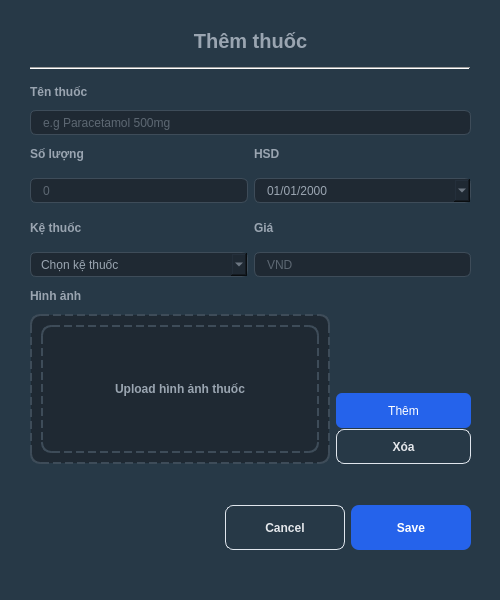
Des1r3d/KiThuatLapTrinhNhom3, file Ui Qt/them_thuoc_dark.ui: the form before one commit.
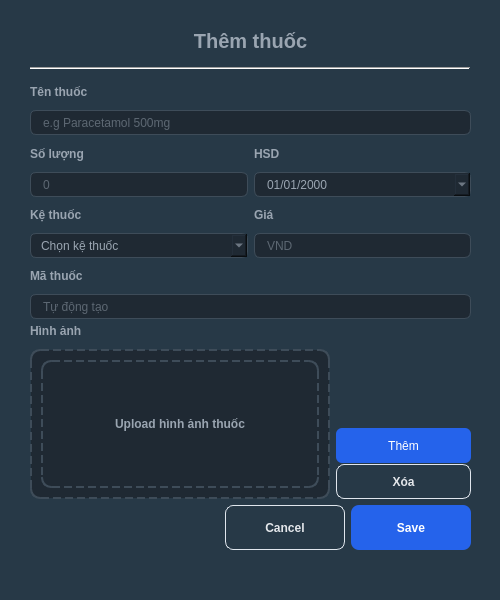
The form after the commit.

Commit message: feat: Implement core UI components, various dialogs, and dark theme support.

What changed in the file:
```diff
--- a/Ui Qt/them_thuoc_dark.ui
+++ b/Ui Qt/them_thuoc_dark.ui
@@ -252,6 +252,40 @@
           </property>
          </widget>
         </item>
+        <item row="4" column="0">
+         <widget class="QLabel" name="lbl_id">
+          <property name="minimumSize">
+           <size>
+            <width>0</width>
+            <height>25</height>
+           </size>
+          </property>
+          <property name="text">
+           <string>Mã thuốc</string>
+          </property>
+         </widget>
+        </item>
+        <item row="5" column="0" colspan="2">
+         <widget class="QLineEdit" name="txt_medicine_id">
+          <property name="minimumSize">
+           <size>
+            <width>50</width>
+            <height>25</height>
+           </size>
+          </property>
+          <property name="styleSheet">
+           <string notr="true">background-color: rgb(31, 41, 51);
+border: 1px solid #3E4C59; 
+border-radius: 6px; padding-left: 10px;</string>
+          </property>
+          <property name="readOnly">
+           <bool>true</bool>
+          </property>
+          <property name="placeholderText">
+           <string>Tự động tạo</string>
+          </property>
+         </widget>
+        </item>
        </layout>
       </item>
       <item>
```
Left out of the diff: 2 changed lines with no effect on the pictures. The commit also changes 22 other files.
